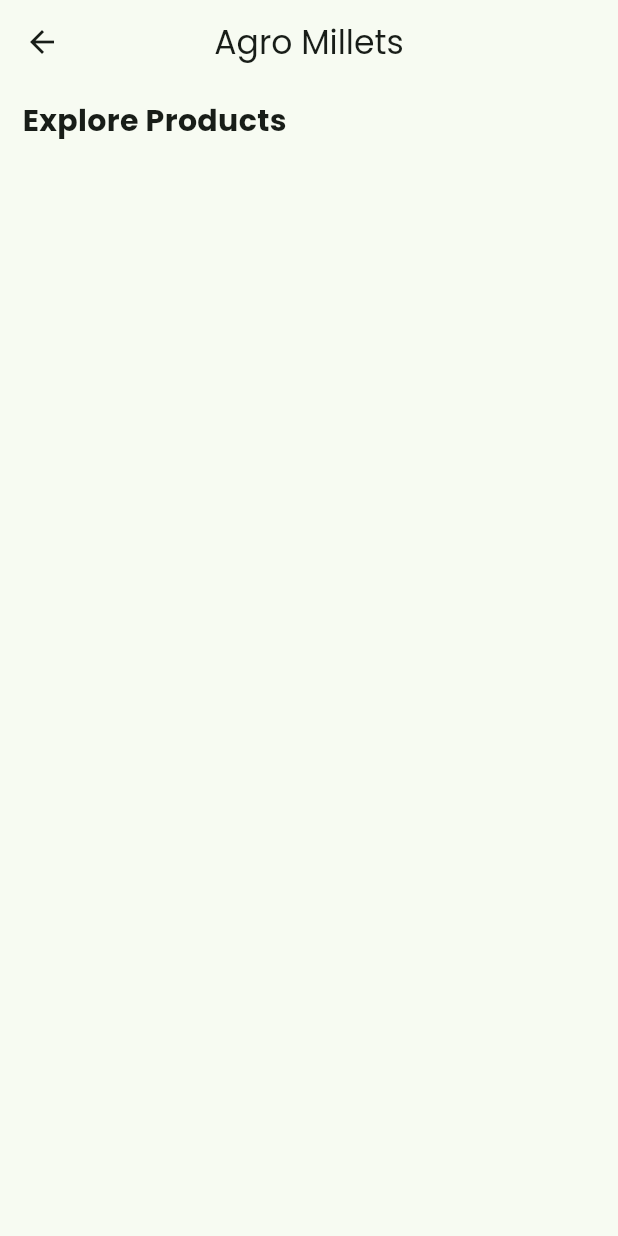
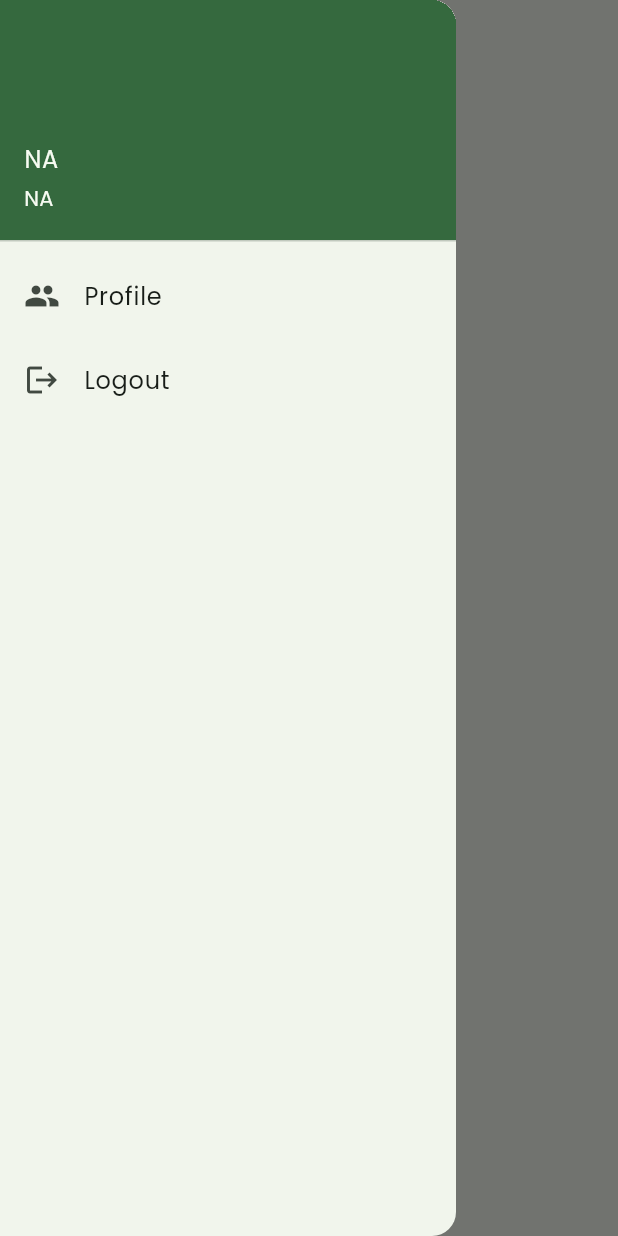
Before and after one commit to AmanNegi/FreshNest, a Flutter app: the HomePage screen opened directly, with the side drawer open (before the commit the screen has no drawer), on a phone screen of 412 x 824 dp. Run offline on Flutter 3.47's test engine with Material 2 defaults, Android fonts, the phone set to English and light mode, and no system bars; our stand-ins replace easy_localization, firebase_core, firebase_storage, flutter_riverpod, fluttertoast, google_fonts and 4 more; accounts and stored records are empty; network calls fail.

Commit message:
feat: Add Profile Page

```diff
--- a/frontend/flutter/agro_millets/lib/core/home/application/comment_manager.dart
+++ b/frontend/flutter/agro_millets/lib/core/home/application/comment_manager.dart
@@ -16,14 +16,13 @@ class CommentManager {
   final String itemID;
 
   CommentManager(this.context, this.ref, this.itemID) {
-    ref.read(commentProvider).updateItems([]);
+    ref.read(commentProvider).updateItems([], notify: false);
     attach();
   }
 
   dispose() {
     debugPrint("CommentManager: Detaching Listeners...");
     timer.cancel();
-    ref.read(commentProvider).updateItems([]);
   }
 
   // Using Polling instead of WebSockets
@@ -67,8 +66,10 @@ class CommentManager {
         "commentBy": appCache.authState.value.user!.id,
         "name": appCache.authState.value.user!.name,
         "content": content,
+        "commentAt": DateTime.now().toIso8601String(),
       },
     );
+    debugPrint("Comment Added Successfully");
     debugPrint(response.body);
   }
 
--- a/frontend/flutter/agro_millets/lib/core/home/application/comment_provider.dart
+++ b/frontend/flutter/agro_millets/lib/core/home/application/comment_provider.dart
@@ -1,5 +1,4 @@
 import 'package:agro_millets/models/comment.dart';
-import 'package:agro_millets/models/millet_item.dart';
 import 'package:flutter/foundation.dart';
 import 'package:flutter_riverpod/flutter_riverpod.dart';
 
@@ -11,10 +10,9 @@ class CommentProvider extends ChangeNotifier {
 
   List<CommentItem> getComments() => [..._items];
 
-  void updateItems(List<CommentItem> items) {
+  void updateItems(List<CommentItem> items, {bool notify = true}) {
     if (listEquals(items, _items)) return;
-    print("Updating Comments...");
     _items = items;
-    notifyListeners();
+    if (notify) notifyListeners();
   }
 }
--- a/frontend/flutter/agro_millets/lib/core/home/presentation/home_page.dart
+++ b/frontend/flutter/agro_millets/lib/core/home/presentation/home_page.dart
@@ -1,6 +1,7 @@
 import 'package:agro_millets/core/home/application/home_manager.dart';
 import 'package:agro_millets/core/home/application/home_provider.dart';
 import 'package:agro_millets/core/home/presentation/add_item/add_item.dart';
+import 'package:agro_millets/core/home/presentation/widgets/drawer.dart';
 import 'package:agro_millets/core/home/presentation/widgets/grid_item.dart';
 import 'package:agro_millets/data/auth_state_repository.dart';
 import 'package:agro_millets/globals.dart';
@@ -35,6 +36,7 @@ class _HomePageState extends ConsumerState<HomePage> {
   @override
   Widget build(BuildContext context) {
     return Scaffold(
+      drawer: const AgroDrawer(),
       floatingActionButton: Consumer(
         builder: (_, ref, __) {
           var val = ref.read(authProvider);
--- /dev/null
+++ b/frontend/flutter/agro_millets/lib/core/home/presentation/widgets/drawer.dart
@@ -0,0 +1,47 @@
+import 'package:agro_millets/core/auth/presentation/login_page.dart';
+import 'package:agro_millets/core/home/presentation/profile/user_profile.dart';
+import 'package:agro_millets/data/auth_state_repository.dart';
+import 'package:agro_millets/data/cache/app_cache.dart';
+import 'package:agro_millets/globals.dart';
+import 'package:flutter/material.dart';
+import 'package:flutter_riverpod/flutter_riverpod.dart';
+
+class AgroDrawer extends StatefulWidget {
+  const AgroDrawer({super.key});
+
+  @override
+  State<AgroDrawer> createState() => _AgroDrawerState();
+}
+
+class _AgroDrawerState extends State<AgroDrawer> {
+  @override
+  Widget build(BuildContext context) {
+    return Drawer(
+      child: Column(
+        children: [
+          UserAccountsDrawerHeader(
+            accountName: Text(appCache.getUserName()),
+            accountEmail: Text(appCache.getEmail()),
+          ),
+          ListTile(
+            title: const Text("Profile"),
+            leading: const Icon(Icons.people),
+            onTap: () {
+              goToPage(context, const UserProfile());
+            },
+          ),
+          Consumer(builder: (context, ref, child) {
+            return ListTile(
+              title: const Text("Logout"),
+              leading: const Icon(Icons.logout),
+              onTap: () {
+                ref.read(authProvider).clearUserData();
+                goToPage(context, const LoginPage(), clearStack: true);
+              },
+            );
+          }),
+        ],
+      ),
+    );
+  }
+}
--- a/frontend/flutter/agro_millets/lib/main.dart
+++ b/frontend/flutter/agro_millets/lib/main.dart
@@ -47,8 +47,6 @@ class App extends ConsumerWidget {
       home: Consumer(
         builder: (_, ref, __) {
           var loggedIn = ref.watch(authProvider).isLoggedIn();
-          print("Is Logged In: $loggedIn");
-
           return loggedIn ? const HomePage() : const LoginPage();
         },
       ),
--- a/frontend/flutter/agro_millets/lib/secrets.dart
+++ b/frontend/flutter/agro_millets/lib/secrets.dart
@@ -1,6 +1,6 @@
 //* For Production
-const String API_URL = "https://agromillets.adaptable.app/api";
+// const String API_URL = "https://agromillets.adaptable.app/api";
 //* For Wireless Debugging
-// const String API_URL = "http://192.168.0.106:3000/api";
+const String API_URL = "http://192.168.0.106:3000/api";
 //* For Emulator
 // const String API_URL = "http://10.0.2.2:3000/api";
--- a/frontend/flutter/agro_millets/pubspec.yaml
+++ b/frontend/flutter/agro_millets/pubspec.yaml
@@ -35,6 +35,7 @@ dependencies:
   firebase_storage: ^11.0.16
   flutter:
     sdk: flutter
+  flutter_rating_bar: ^4.0.1
   flutter_riverpod: ^2.3.2
   flutter_staggered_grid_view: ^0.6.2
   fluttertoast: ^8.2.1
@@ -43,6 +44,7 @@ dependencies:
   http: ^0.13.5
   image_picker: ^0.8.7
   material_design_icons_flutter: ^6.0.7096
+  timeago: ^3.3.0
   uuid: ^3.0.7
 
 dev_dependencies:
```
Also changed, not shown: frontend/flutter/agro_millets/lib/core/auth/application/auth.dart (+19 -6 lines), frontend/flutter/agro_millets/lib/core/home/presentation/detail/item_detail.dart (+44 -9 lines), frontend/flutter/agro_millets/lib/core/home/presentation/profile/user_profile.dart (added, +63 -0 lines), frontend/flutter/agro_millets/lib/data/auth_state_repository.dart (+2 -5 lines), frontend/flutter/agro_millets/lib/data/cache/app_cache.dart (+14 -0 lines), frontend/flutter/agro_millets/lib/widgets/custom_text_field.dart (+55 -24 lines), frontend/flutter/agro_millets/pubspec.lock.
